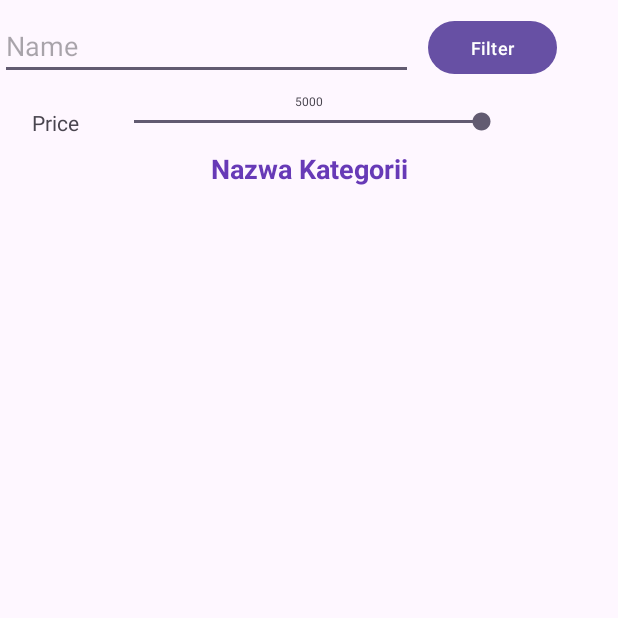
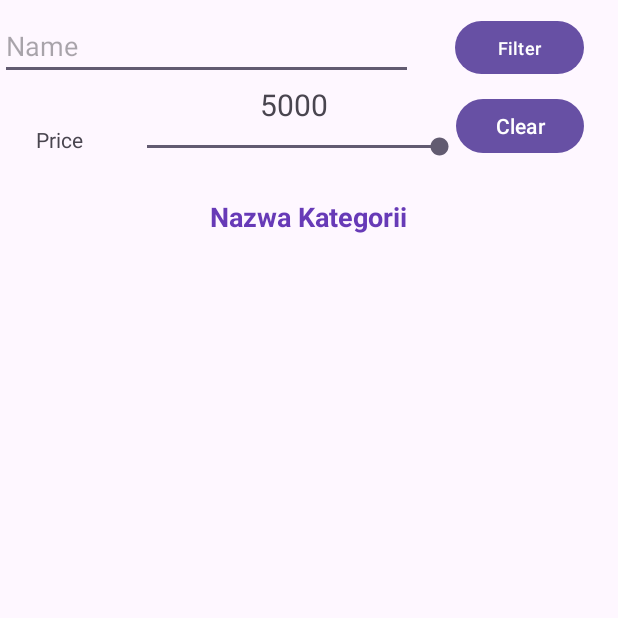
Before and after one commit to jedrek2504/LumpletApp, an Android app: the ItemList screen opened directly, with no data from a screen before it, after a tap on "Filter", on a phone screen of 412 x 824 dp, the top half of it. Run offline under Robolectric (Android 15) with nearby library versions, the phone set to English and light mode, and no system bars; our stand-ins replace Firebase (no records; nobody signed in at launch, a user with empty details on screens opened directly).

Commit message:
Dodanie batona czyszczacego filtry

```diff
--- a/Lumplet/app/src/main/java/com/example/lumplet/ItemList.java
+++ b/Lumplet/app/src/main/java/com/example/lumplet/ItemList.java
@@ -19,38 +19,47 @@ public class ItemList extends AppCompatActivity {
 
     private FirebaseFirestore db;
     private ListView listView;
-    TextView kategoriaTextView;
+    private TextView kategoriaTextView;
+    private EditText filterNameText;
+    private TextView seekBarValueText;
+    private SeekBar seekBarPrice;
+
     private final ArrayList<Item> snkrsList = new ArrayList<>();
     private final ArrayList<Item> clothesList = new ArrayList<>();
     private final ArrayList<Item> accessoriesList = new ArrayList<>();
+
+    // Pola do przechowywania stanu filtracji
+    private String lastFilterName = "";
+    private double lastFilterPrice = 5000; // Załóżmy, że to maksymalna wartość suwaka
 
     @Override
     protected void onCreate(Bundle savedInstanceState) {
         super.onCreate(savedInstanceState);
         setContentView(R.layout.item_list);
+
+
         kategoriaTextView = findViewById(R.id.kategoriaTextView);
+        filterNameText = findViewById(R.id.filterNameText);
+        seekBarPrice = findViewById(R.id.seekBarPrice);
+        seekBarValueText = findViewById(R.id.seekBarValueText);
+        Button filterButton = findViewById(R.id.filterNameBut);
+        listView = findViewById(R.id.listView);
         db = FirebaseFirestore.getInstance();
-        listView = findViewById(R.id.listView);
 
-        SeekBar seekBarPrice = findViewById(R.id.seekBarPrice);
-        TextView seekBarValueText = findViewById(R.id.seekBarValueText);
-        Button filterButton = findViewById(R.id.filterNameBut);
-        EditText filterNameText = findViewById(R.id.filterNameText);
-
+        Button clearFilterButton = findViewById(R.id.clearFilterButton);
+        clearFilterButton.setOnClickListener(v -> {
+            clearFilters();
+        });
 
         seekBarPrice.setOnSeekBarChangeListener(new SeekBar.OnSeekBarChangeListener() {
             @Override
             public void onProgressChanged(SeekBar seekBar, int progress, boolean fromUser) {
-                // Ustawienie kroku wartości seekbar na 100
                 int stepSize = 100;
                 progress = (progress / stepSize) * stepSize;
                 seekBar.setProgress(progress);
-
-                // Ustawienie odpowiedniej wartości nad seekBar
                 seekBarValueText.setText(String.valueOf(progress));
             }
 
-            // Wymagane nadpisujące metody przez seekBar
             @Override
             public void onStartTrackingTouch(SeekBar seekBar) {
             }
@@ -61,41 +70,13 @@ public class ItemList extends AppCompatActivity {
         });
 
         filterButton.setOnClickListener(v -> {
-            String filterName = filterNameText.getText().toString().toLowerCase();
-            double filterPrice = Double.parseDouble(seekBarValueText.getText().toString());
-
-            ArrayList<Item> filteredList = new ArrayList<>();
-            ArrayList<Item> targetList;
-
-            // Wybieramy odpowiednią liste w zależności od kategorii
-            String currentCategory = kategoriaTextView.getText().toString();
-            if (currentCategory.equalsIgnoreCase("Obuwie")) {
-                targetList = snkrsList;
-            } else if (currentCategory.equalsIgnoreCase("Ubrania")) {
-                targetList = clothesList;
-            } else if (currentCategory.equalsIgnoreCase("Akcesoria")) {
-                targetList = accessoriesList;
-            } else {
-                targetList = new ArrayList<>(); // Empty list if no category matches
-            }
-
-            // Filtrowanie listy zadanymi wartościami filterName i filterPrice
-            for (Item item : targetList) {
-                if (item.getName().toLowerCase().contains(filterName) && item.getPrice() <= filterPrice) {
-                    filteredList.add(item);
-                }
-            }
-
-            // Dodajemy to do adaptera i aktualizujemy liste
-            ProductAdapter adapter = new ProductAdapter(ItemList.this, filteredList);
-            listView.setAdapter(adapter);
+            lastFilterName = filterNameText.getText().toString();
+            lastFilterPrice = Double.parseDouble(seekBarValueText.getText().toString());
+            applyFilter();
         });
 
         listView.setOnItemClickListener((parent, view, position, id) -> {
-            // Pobierz wybrany produkt z listy na podstawie pozycji
             Item selectedItem = (Item) listView.getItemAtPosition(position);
-
-            // Przejdź do widoku produktu (ProductViewActivity)
             Intent productViewIntent = new Intent(ItemList.this, ProductView.class);
             productViewIntent.putExtra("itemID", selectedItem.getItemId());
             productViewIntent.putExtra("productName", selectedItem.getName());
@@ -109,16 +90,59 @@ public class ItemList extends AppCompatActivity {
         Bundle extras = getIntent().getExtras();
         if (extras != null) {
             String kategoria = extras.getString("kategoria");
-            if (kategoria != null) {
-                kategoriaTextView.setText(kategoria);
+            kategoriaTextView.setText(kategoria != null ? kategoria : "");
+        }
+    }
+
+    @Override
+    protected void onResume() {
+        super.onResume();
+        applyFilter();
+    }
+
+    private void applyFilter() {
+        ArrayList<Item> filteredList = new ArrayList<>();
+        ArrayList<Item> targetList = getCurrentCategoryList();
+
+        for (Item item : targetList) {
+            if (item.getName().toLowerCase().contains(lastFilterName.toLowerCase()) && item.getPrice() <= lastFilterPrice) {
+                filteredList.add(item);
             }
         }
+
+        ProductAdapter adapter = new ProductAdapter(ItemList.this, filteredList);
+        listView.setAdapter(adapter);
+    }
+
+    private ArrayList<Item> getCurrentCategoryList() {
+        String currentCategory = kategoriaTextView.getText().toString();
+        switch (currentCategory) {
+            case "Obuwie":
+                return snkrsList;
+            case "Ubrania":
+                return clothesList;
+            case "Akcesoria":
+                return accessoriesList;
+            default:
+                return new ArrayList<>();
+        }
+    }
+
+    private void clearFilters() {
+        lastFilterName = "";
+        lastFilterPrice = 5000;
+        filterNameText.setText("");
+        seekBarPrice.setProgress(5000);
+        applyFilter();
     }
 
     @Override
     protected void onStart() {
         super.onStart();
+        loadData();
+    }
 
+    private void loadData() {
         snkrsList.clear();
         clothesList.clear();
         accessoriesList.clear();
@@ -128,7 +152,7 @@ public class ItemList extends AppCompatActivity {
                 .addOnCompleteListener(task -> {
                     if (task.isSuccessful()) {
                         for (QueryDocumentSnapshot document : task.getResult()) {
-                            String id = document.getId(); // Pobierz id generowane przez Firebase
+                            String id = document.getId();
                             String name = document.getString("name");
                             double price = document.getDouble("price");
                             String category = document.getString("category");
@@ -150,21 +174,9 @@ public class ItemList extends AppCompatActivity {
                                 }
                             }
                         }
-
-                        // Przekaż odpowiednią listę do adaptera i zaktualizuj ListView
-                        String currentCategory = kategoriaTextView.getText().toString();
-                        if (currentCategory.equalsIgnoreCase("Obuwie")) {
-                            ProductAdapter adapter = new ProductAdapter(ItemList.this, snkrsList);
-                            listView.setAdapter(adapter);
-                        } else if (currentCategory.equalsIgnoreCase("Ubrania")) {
-                            ProductAdapter adapter = new ProductAdapter(ItemList.this, clothesList);
-                            listView.setAdapter(adapter);
-                        } else if (currentCategory.equalsIgnoreCase("Akcesoria")) {
-                            ProductAdapter adapter = new ProductAdapter(ItemList.this, accessoriesList);
-                            listView.setAdapter(adapter);
-                        }
+                        applyFilter(); // Zastosuj filtrację po załadowaniu danych
                     } else {
-                        throw new IllegalArgumentException("Błąd w przekazaniu listy");
+                        // Obsługa błędów...
                     }
                 });
     }
--- a/Lumplet/app/src/main/res/layout/item_list.xml
+++ b/Lumplet/app/src/main/res/layout/item_list.xml
@@ -22,29 +22,30 @@
         android:id="@+id/kategoriaTextView"
         android:layout_width="190dp"
         android:layout_height="30dp"
-        android:layout_marginTop="100dp"
+        android:layout_marginTop="132dp"
         android:text="@string/nazwa_kategorii"
         android:textAlignment="center"
         android:textColor="#673AB7"
         android:textSize="18sp"
         android:textStyle="bold"
         app:layout_constraintEnd_toEndOf="parent"
+        app:layout_constraintHorizontal_bias="0.497"
         app:layout_constraintStart_toStartOf="parent"
         app:layout_constraintTop_toTopOf="parent" />
 
     <SeekBar
         android:id="@+id/seekBarPrice"
-        android:layout_width="264dp"
-        android:layout_height="18dp"
+        android:layout_width="227dp"
+        android:layout_height="24dp"
         android:layout_marginBottom="10dp"
         android:max="5000"
         android:progress="5000"
         app:layout_constraintBottom_toTopOf="@+id/kategoriaTextView"
         app:layout_constraintEnd_toEndOf="parent"
-        app:layout_constraintHorizontal_bias="0.496"
+        app:layout_constraintHorizontal_bias="0.445"
         app:layout_constraintStart_toStartOf="parent"
         app:layout_constraintTop_toBottomOf="@+id/filterNameText"
-        app:layout_constraintVertical_bias="1.0" />
+        app:layout_constraintVertical_bias="0.733" />
 
     <EditText
         android:id="@+id/filterNameText"
@@ -59,40 +60,53 @@
         tools:ignore="MissingConstraints"
         tools:layout_editor_absoluteX="19dp" />
 
+
     <Button
         android:id="@+id/filterNameBut"
         android:layout_width="86dp"
         android:layout_height="43dp"
-        android:layout_marginStart="10dp"
-        android:layout_marginTop="10dp"
+        android:layout_marginStart="28dp"
         android:text="@string/filter"
         android:textSize="12sp"
         app:layout_constraintStart_toEndOf="@+id/filterNameText"
-        app:layout_constraintTop_toTopOf="parent" />
+        app:layout_constraintTop_toTopOf="@+id/filterNameText" />
+
+    <Button
+        android:id="@+id/clearFilterButton"
+        android:layout_width="85dp"
+        android:layout_height="44dp"
+        android:layout_marginTop="52dp"
+        android:text="Clear"
+        app:layout_constraintEnd_toEndOf="@+id/filterNameBut"
+        app:layout_constraintHorizontal_bias="1.0"
+        app:layout_constraintStart_toStartOf="@+id/filterNameBut"
+        app:layout_constraintTop_toTopOf="@+id/filterNameBut" />
 
     <TextView
         android:id="@+id/seekBarValueText"
-        android:layout_width="30dp"
-        android:layout_height="10dp"
+        android:layout_width="67dp"
+        android:layout_height="26dp"
         android:text="@string/_5000"
         android:textAlignment="center"
-        android:textSize="8sp"
-        app:layout_constraintBottom_toTopOf="@+id/seekBarPrice"
-        app:layout_constraintEnd_toEndOf="parent"
-        app:layout_constraintStart_toStartOf="parent"
+        android:textSize="20sp"
+        app:layout_constraintBottom_toBottomOf="@+id/seekBarPrice"
+        app:layout_constraintEnd_toEndOf="@+id/seekBarPrice"
+        app:layout_constraintHorizontal_bias="0.506"
+        app:layout_constraintStart_toStartOf="@+id/seekBarPrice"
         app:layout_constraintTop_toBottomOf="@+id/filterNameText"
-        app:layout_constraintVertical_bias="1.0"
+        app:layout_constraintVertical_bias="0.096"
         tools:ignore="SmallSp" />
 
     <TextView
         android:id="@+id/priceText"
         android:layout_width="46dp"
-        android:layout_height="18dp"
-        android:layout_marginBottom="10dp"
+        android:layout_height="25dp"
         android:text="@string/price"
         android:textAlignment="center"
-        app:layout_constraintBottom_toTopOf="@+id/kategoriaTextView"
+        app:layout_constraintBottom_toBottomOf="@+id/seekBarPrice"
         app:layout_constraintEnd_toStartOf="@+id/seekBarPrice"
-        app:layout_constraintStart_toStartOf="parent" />
+        app:layout_constraintHorizontal_bias="0.457"
+        app:layout_constraintStart_toStartOf="parent"
+        app:layout_constraintTop_toBottomOf="@+id/seekBarValueText" />
 
 </androidx.constraintlayout.widget.ConstraintLayout>
```
